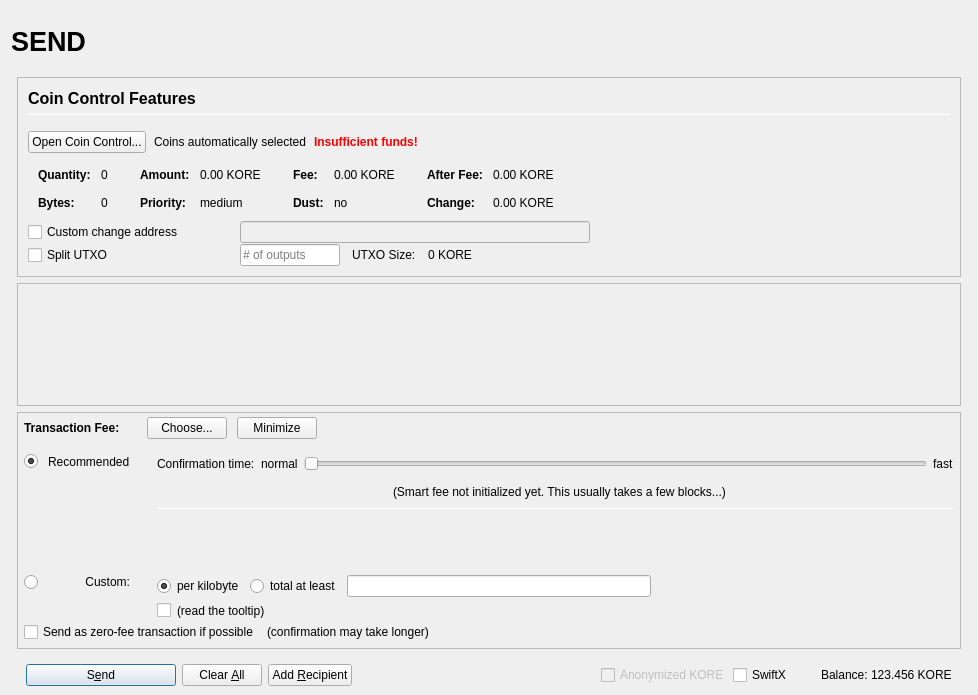
Qt form src/qt/forms/sendcoinsdialog.ui (RDevCore/kore-dev) before a commit.
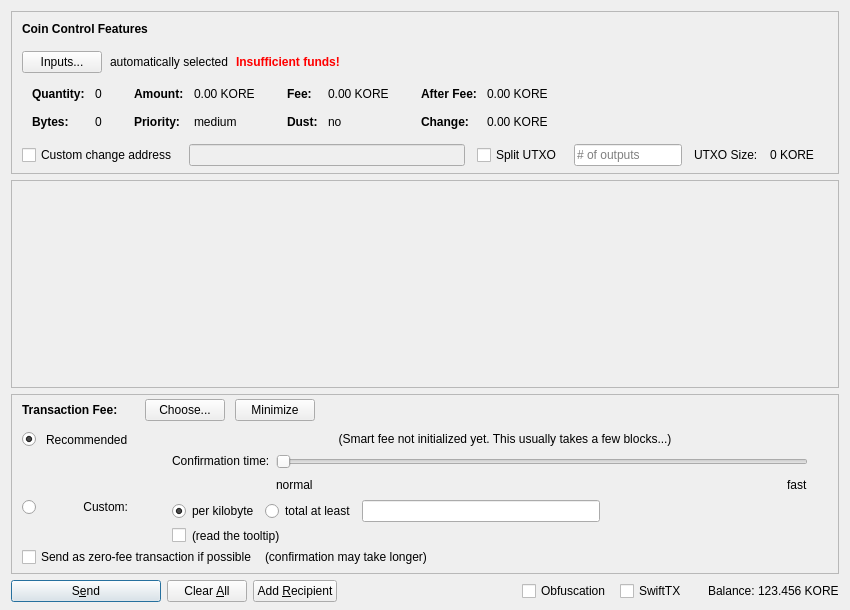
The same form after that commit. Icons and pictures are not drawn. Custom widgets are drawn as their Qt base class.

Diff of the .ui file:
```diff
--- a/src/qt/forms/sendcoinsdialog.ui
+++ b/src/qt/forms/sendcoinsdialog.ui
@@ -2,155 +2,20 @@
 <ui version="4.0">
  <class>SendCoinsDialog</class>
  <widget class="QDialog" name="SendCoinsDialog">
-  <property name="enabled">
-   <bool>true</bool>
-  </property>
   <property name="geometry">
    <rect>
     <x>0</x>
     <y>0</y>
-    <width>978</width>
-    <height>695</height>
+    <width>850</width>
+    <height>610</height>
    </rect>
   </property>
   <property name="windowTitle">
    <string>Send Coins</string>
   </property>
-  <layout class="QVBoxLayout" name="verticalLayout" stretch="0">
+  <layout class="QVBoxLayout" name="verticalLayout" stretch="0,1,0,0">
    <property name="bottomMargin">
-    <number>9</number>
-   </property>
-   <item>
-    <layout class="QVBoxLayout" name="verticalLayout_Master" stretch="0,1">
-     <property name="spacing">
-      <number>0</number>
-     </property>
-     <property name="leftMargin">
-      <number>0</number>
-     </property>
-     <property name="topMargin">
-      <number>0</number>
-     </property>
-     <property name="rightMargin">
-      <number>0</number>
-     </property>
-     <property name="bottomMargin">
-      <number>0</number>
-     </property>
-     <item>
-      <widget class="QFrame" name="frame_Header">
-       <layout class="QVBoxLayout" name="verticalLayout_Header" stretch="0">
-        <property name="leftMargin">
-         <number>0</number>
-        </property>
-        <property name="topMargin">
-         <number>0</number>
-        </property>
-        <property name="rightMargin">
-         <number>0</number>
-        </property>
-        <property name="bottomMargin">
-         <number>0</number>
-        </property>
-        <item>
-         <layout class="QHBoxLayout" name="horizontalLayout_Header" stretch="1,0,1">
-          <property name="spacing">
-           <number>6</number>
-          </property>
-          <item>
-           <widget class="QLabel" name="labelOverviewHeaderLeft">
-            <property name="minimumSize">
-             <size>
-              <width>464</width>
-              <height>60</height>
-             </size>
-            </property>
-            <property name="maximumSize">
-             <size>
-              <width>16777215</width>
-              <height>60</height>
-             </size>
-            </property>
-            <property name="font">
-             <font>
-              <pointsize>20</pointsize>
-              <weight>75</weight>
-              <bold>true</bold>
-             </font>
-            </property>
-            <property name="text">
-             <string>SEND</string>
-            </property>
-            <property name="alignment">
-             <set>Qt::AlignLeading|Qt::AlignLeft|Qt::AlignVCenter</set>
-            </property>
-           </widget>
-          </item>
-          <item>
-           <spacer name="horizontalSpacer_Header">
-            <property name="orientation">
-             <enum>Qt::Horizontal</enum>
-            </property>
-            <property name="sizeHint" stdset="0">
-             <size>
-              <width>40</width>
-              <height>20</height>
-             </size>
-            </property>
-           </spacer>
-          </item>
-          <item>
-           <widget class="QLabel" name="labelOverviewHeaderRight">
-            <property name="minimumSize">
-             <size>
-              <width>464</width>
-              <height>60</height>
-             </size>
-            </property>
-            <property name="maximumSize">
-             <size>
-              <width>16777215</width>
-              <height>60</height>
-             </size>
-            </property>
-            <property name="font">
-             <font>
-              <pointsize>14</pointsize>
-             </font>
-            </property>
-            <property name="text">
-             <string/>
-            </property>
-            <property name="alignment">
-             <set>Qt::AlignRight|Qt::AlignTrailing|Qt::AlignVCenter</set>
-            </property>
-           </widget>
-          </item>
-         </layout>
-        </item>
-       </layout>
-      </widget>
-     </item>
-     <item>
-      <widget class="QFrame" name="frame_BG">
-       <property name="minimumSize">
-        <size>
-         <width>0</width>
-         <height>0</height>
-        </size>
-       </property>
-       <layout class="QVBoxLayout" name="layout_BG" stretch="0,0,0,0">
-        <property name="leftMargin">
-         <number>6</number>
-        </property>
-        <property name="topMargin">
-         <number>6</number>
-        </property>
-        <property name="rightMargin">
-         <number>6</number>
-        </property>
-        <property name="bottomMargin">
-         <number>0</number>
+    <number>8</number>
         </property>
         <item>
          <widget class="QFrame" name="frameCoinControl">
@@ -186,13 +51,12 @@
             <number>0</number>
            </property>
            <property name="bottomMargin">
-            <number>0</number>
+       <number>6</number>
            </property>
            <item>
-            <widget class="QFrame" name="frameCoinControl_BG">
-             <layout class="QVBoxLayout" name="verticalLayoutCoinControl" stretch="0,0,0,0,0,0">
+       <layout class="QVBoxLayout" name="verticalLayoutCoinControl" stretch="0,0,0,0,1">
               <property name="spacing">
-               <number>1</number>
+         <number>0</number>
               </property>
               <property name="leftMargin">
                <number>10</number>
@@ -206,11 +70,6 @@
                  <number>15</number>
                 </property>
                 <item>
-                 <layout class="QVBoxLayout" name="verticalLayout_3">
-                  <property name="spacing">
-                   <number>6</number>
-                  </property>
-                  <item>
                    <widget class="QLabel" name="labelCoinControlFeatures">
                     <property name="sizePolicy">
                      <sizepolicy hsizetype="Preferred" vsizetype="Maximum">
@@ -218,15 +77,8 @@
                       <verstretch>0</verstretch>
                      </sizepolicy>
                     </property>
-                    <property name="minimumSize">
-                     <size>
-                      <width>0</width>
-                      <height>20</height>
-                     </size>
-                    </property>
                     <property name="font">
                      <font>
-                      <pointsize>12</pointsize>
                       <weight>75</weight>
                       <bold>true</bold>
                      </font>
@@ -239,27 +91,6 @@
                     </property>
                    </widget>
                   </item>
-                  <item>
-                   <widget class="Line" name="line">
-                    <property name="minimumSize">
-                     <size>
-                      <width>0</width>
-                      <height>1</height>
-                     </size>
-                    </property>
-                    <property name="maximumSize">
-                     <size>
-                      <width>16777215</width>
-                      <height>1</height>
-                     </size>
-                    </property>
-                    <property name="orientation">
-                     <enum>Qt::Horizontal</enum>
-                    </property>
-                   </widget>
-                  </item>
-                 </layout>
-                </item>
                </layout>
               </item>
               <item>
@@ -276,7 +107,7 @@
                    <string notr="true"/>
                   </property>
                   <property name="text">
-                   <string>Open Coin Control...</string>
+             <string>Inputs...</string>
                   </property>
                   <property name="autoDefault">
                    <bool>false</bool>
@@ -286,7 +117,7 @@
                 <item>
                  <widget class="QLabel" name="labelCoinControlAutomaticallySelected">
                   <property name="text">
-                   <string>Coins automatically selected</string>
+             <string>automatically selected</string>
                   </property>
                   <property name="margin">
                    <number>5</number>
@@ -697,7 +528,7 @@
                </widget>
               </item>
               <item>
-               <layout class="QHBoxLayout" name="horizontalLayoutCoinControl4">
+         <layout class="QHBoxLayout" name="horizontalLayoutCoinControl4" stretch="0,0,0,0,0,0,0">
                 <property name="spacing">
                  <number>12</number>
                 </property>
@@ -705,31 +536,13 @@
                  <enum>QLayout::SetDefaultConstraint</enum>
                 </property>
                 <property name="topMargin">
-                 <number>0</number>
+           <number>5</number>
                 </property>
                 <property name="rightMargin">
-                 <number>0</number>
+           <number>5</number>
                 </property>
                 <item>
                  <widget class="QCheckBox" name="checkBoxCoinControlChange">
-                  <property name="sizePolicy">
-                   <sizepolicy hsizetype="Preferred" vsizetype="Preferred">
-                    <horstretch>0</horstretch>
-                    <verstretch>0</verstretch>
-                   </sizepolicy>
-                  </property>
-                  <property name="minimumSize">
-                   <size>
-                    <width>200</width>
-                    <height>0</height>
-                   </size>
-                  </property>
-                  <property name="maximumSize">
-                   <size>
-                    <width>200</width>
-                    <height>16777215</height>
-                   </size>
-                  </property>
                   <property name="toolTip">
                    <string>If this is activated, but the change address is empty or invalid, change will be sent to a newly generated address.</string>
                   </property>
@@ -744,71 +557,15 @@
                    <bool>false</bool>
                   </property>
                   <property name="sizePolicy">
-                   <sizepolicy hsizetype="Preferred" vsizetype="Preferred">
+             <sizepolicy hsizetype="Expanding" vsizetype="Fixed">
                     <horstretch>0</horstretch>
                     <verstretch>0</verstretch>
                    </sizepolicy>
                   </property>
-                  <property name="minimumSize">
-                   <size>
-                    <width>300</width>
-                    <height>0</height>
-                   </size>
-                  </property>
-                 </widget>
-                </item>
-                <item>
-                 <widget class="QLabel" name="labelCoinControlChangeLabel">
-                  <property name="sizePolicy">
-                   <sizepolicy hsizetype="Preferred" vsizetype="Preferred">
-                    <horstretch>0</horstretch>
-                    <verstretch>0</verstretch>
-                   </sizepolicy>
-                  </property>
-                  <property name="minimumSize">
-                   <size>
-                    <width>100</width>
-                    <height>0</height>
-                   </size>
-                  </property>
-                  <property name="text">
-                   <string/>
-                  </property>
-                  <property name="margin">
-                   <number>3</number>
-                  </property>
-                 </widget>
-                </item>
-               </layout>
-              </item>
-              <item>
-               <layout class="QHBoxLayout" name="horizontalLayoutCoinControl6">
-                <property name="spacing">
-                 <number>12</number>
-                </property>
-                <property name="rightMargin">
-                 <number>0</number>
-                </property>
+           </widget>
+          </item>
                 <item>
                  <widget class="QCheckBox" name="splitBlockCheckBox">
-                  <property name="sizePolicy">
-                   <sizepolicy hsizetype="Preferred" vsizetype="Preferred">
-                    <horstretch>0</horstretch>
-                    <verstretch>0</verstretch>
-                   </sizepolicy>
-                  </property>
-                  <property name="minimumSize">
-                   <size>
-                    <width>200</width>
-                    <height>0</height>
-                   </size>
-                  </property>
-                  <property name="maximumSize">
-                   <size>
-                    <width>200</width>
-                    <height>16777215</height>
-                   </size>
-                  </property>
                   <property name="text">
                    <string>Split UTXO</string>
                   </property>
@@ -817,23 +574,11 @@
                 <item>
                  <widget class="QLineEdit" name="splitBlockLineEdit">
                   <property name="sizePolicy">
-                   <sizepolicy hsizetype="Preferred" vsizetype="Preferred">
+             <sizepolicy hsizetype="Fixed" vsizetype="Fixed">
                     <horstretch>50</horstretch>
                     <verstretch>0</verstretch>
                    </sizepolicy>
                   </property>
-                  <property name="minimumSize">
-                   <size>
-                    <width>100</width>
-                    <height>0</height>
-                   </size>
-                  </property>
-                  <property name="maximumSize">
-                   <size>
-                    <width>100</width>
-                    <height>16777215</height>
-                   </size>
-                  </property>
                   <property name="placeholderText">
                    <string># of outputs</string>
                   </property>
@@ -854,17 +599,26 @@
                  </widget>
                 </item>
                 <item>
-                 <spacer name="horizontalSpacer_7">
-                  <property name="orientation">
-                   <enum>Qt::Horizontal</enum>
-                  </property>
-                  <property name="sizeHint" stdset="0">
+           <widget class="QLabel" name="labelCoinControlChangeLabel">
+            <property name="sizePolicy">
+             <sizepolicy hsizetype="Preferred" vsizetype="Expanding">
+              <horstretch>0</horstretch>
+              <verstretch>0</verstretch>
+             </sizepolicy>
+            </property>
+            <property name="minimumSize">
                    <size>
-                    <width>40</width>
-                    <height>20</height>
-                   </size>
-                  </property>
-                 </spacer>
+              <width>0</width>
+              <height>0</height>
+             </size>
+            </property>
+            <property name="text">
+             <string/>
+            </property>
+            <property name="margin">
+             <number>3</number>
+            </property>
+           </widget>
                 </item>
                </layout>
               </item>
@@ -882,7 +636,6 @@
                </spacer>
               </item>
              </layout>
-            </widget>
            </item>
           </layout>
          </widget>
@@ -897,8 +650,8 @@
             <rect>
              <x>0</x>
              <y>0</y>
-             <width>944</width>
-             <height>68</height>
+        <width>830</width>
+        <height>95</height>
             </rect>
            </property>
            <layout class="QVBoxLayout" name="verticalLayout_2" stretch="0,1">
@@ -980,14 +733,11 @@
               <number>0</number>
              </property>
              <property name="leftMargin">
-              <number>6</number>
+         <number>10</number>
              </property>
              <property name="topMargin">
               <number>0</number>
              </property>
-             <property name="rightMargin">
-              <number>6</number>
-             </property>
              <item>
               <layout class="QHBoxLayout" name="horizontalLayoutFee1">
                <property name="bottomMargin">
@@ -1129,61 +879,7 @@
                   <property name="verticalSpacing">
                    <number>4</number>
                   </property>
-                  <item row="2" column="0">
-                   <layout class="QVBoxLayout" name="verticalLayoutFee4" stretch="0">
-                    <item>
-                     <spacer name="verticalSpacer_2">
-                      <property name="orientation">
-                       <enum>Qt::Vertical</enum>
-                      </property>
-                      <property name="sizeHint" stdset="0">
-                       <size>
-                        <width>1</width>
-                        <height>1</height>
-                       </size>
-                      </property>
-                     </spacer>
-                    </item>
-                   </layout>
-                  </item>
-                  <item row="3" column="0">
-                   <layout class="QVBoxLayout" name="verticalLayoutFee9" stretch="0,1">
-                    <item>
-                     <widget class="QRadioButton" name="radioCustomFee">
-                      <property name="text">
-                       <string/>
-                      </property>
-                      <attribute name="buttonGroup">
-                       <string notr="true">groupFee</string>
-                      </attribute>
-                     </widget>
-                    </item>
-                    <item>
-                     <spacer name="verticalSpacer_6">
-                      <property name="orientation">
-                       <enum>Qt::Vertical</enum>
-                      </property>
-                      <property name="sizeHint" stdset="0">
-                       <size>
-                        <width>1</width>
-                        <height>1</height>
-                       </size>
-                      </property>
-                     </spacer>
-                    </item>
-                   </layout>
-                  </item>
-                  <item row="3" column="1">
-                   <widget class="QLabel" name="labelCustomFee">
-                    <property name="text">
-                     <string>Custom:</string>
-                    </property>
-                    <property name="alignment">
-                     <set>Qt::AlignRight|Qt::AlignTop|Qt::AlignTrailing</set>
-                    </property>
-                   </widget>
-                  </item>
-                  <item row="3" column="4">
+             <item row="2" column="4">
                    <layout class="QVBoxLayout" name="verticalLayoutFee8">
                     <property name="spacing">
                      <number>6</number>
@@ -1282,27 +978,80 @@
                     </item>
                    </layout>
                   </item>
-                  <item row="1" column="1">
-                   <widget class="QLabel" name="labelSmartFee_2">
+             <item row="1" column="0">
+              <layout class="QVBoxLayout" name="verticalLayoutFee4" stretch="1">
+               <item>
+                <spacer name="verticalSpacer_2">
+                 <property name="orientation">
+                  <enum>Qt::Vertical</enum>
+                 </property>
+                 <property name="sizeHint" stdset="0">
+                  <size>
+                   <width>1</width>
+                   <height>1</height>
+                  </size>
+                 </property>
+                </spacer>
+               </item>
+              </layout>
+             </item>
+             <item row="2" column="0">
+              <layout class="QVBoxLayout" name="verticalLayoutFee9" stretch="0,1">
+               <item>
+                <widget class="QRadioButton" name="radioCustomFee">
                     <property name="text">
-                     <string>Recommended</string>
-                    </property>
-                   </widget>
-                  </item>
-                  <item row="0" column="4" rowspan="3">
-                   <layout class="QVBoxLayout" name="verticalLayoutFee3" stretch="0,0,0,0,1,0">
+                  <string/>
+                 </property>
+                 <attribute name="buttonGroup">
+                  <string notr="true">groupFee</string>
+                 </attribute>
+                </widget>
+               </item>
+               <item>
+                <spacer name="verticalSpacer_6">
+                 <property name="orientation">
+                  <enum>Qt::Vertical</enum>
+                 </property>
+                 <property name="sizeHint" stdset="0">
+                  <size>
+                   <width>1</width>
+                   <height>1</height>
+                  </size>
+                 </property>
+                </spacer>
+               </item>
+              </layout>
+             </item>
+             <item row="1" column="4">
+              <layout class="QVBoxLayout" name="verticalLayoutFee3" stretch="0,0,1">
                     <property name="spacing">
                      <number>6</number>
                     </property>
                     <property name="topMargin">
                      <number>2</number>
                     </property>
-                    <property name="bottomMargin">
-                     <number>20</number>
-                    </property>
+               <item>
+                <layout class="QHBoxLayout" name="horizontalLayoutFee12">
+                 <item>
+                  <spacer name="horizontalSpacer_5">
+                   <property name="orientation">
+                    <enum>Qt::Horizontal</enum>
+                   </property>
+                   <property name="sizeHint" stdset="0">
+                    <size>
+                     <width>1</width>
+                     <height>1</height>
+                    </size>
+                   </property>
+                  </spacer>
+                 </item>
+                </layout>
+               </item>
                     <item>
                      <layout class="QHBoxLayout" name="horizontalLayoutFee9">
                       <item>
+                  <layout class="QVBoxLayout" name="verticalLayoutFee6">
+                   <item>
                        <widget class="QLabel" name="labelSmartFee3">
                         <property name="text">
                          <string>Confirmation time:</string>
@@ -1313,23 +1062,27 @@
                        </widget>
                       </item>
                       <item>
-                       <widget class="QLabel" name="labelSmartFeeNormal">
-                        <property name="text">
-                         <string>normal</string>
-                        </property>
-                        <property name="margin">
-                         <number>2</number>
-                        </property>
-                       </widget>
-                      </item>
+                    <spacer name="verticalSpacer_3">
+                     <property name="orientation">
+                      <enum>Qt::Vertical</enum>
+                     </property>
+                     <property name="sizeHint" stdset="0">
+                      <size>
+                       <width>1</width>
+                       <height>1</height>
+                      </size>
+                     </property>
+                    </spacer>
+                   </item>
+                  </layout>
+                 </item>
+                 <item>
+                  <layout class="QVBoxLayout" name="verticalLayoutFee5">
+                   <property name="rightMargin">
+                    <number>30</number>
+                   </property>
                       <item>
                        <widget class="QSlider" name="sliderSmartFee">
-                        <property name="minimumSize">
-                         <size>
-                          <width>0</width>
-                          <height>24</height>
-                         </size>
-                        </property>
                         <property name="minimum">
                          <number>0</number>
                         </property>
@@ -1357,6 +1110,28 @@
                        </widget>
                       </item>
                       <item>
+                    <layout class="QHBoxLayout" name="horizontalLayoutFee10">
+                     <item>
+                      <widget class="QLabel" name="labelSmartFeeNormal">
+                       <property name="text">
+                        <string>normal</string>
+                       </property>
+                      </widget>
+                     </item>
+                     <item>
+                      <spacer name="horizontalSpacer_3">
+                       <property name="orientation">
+                        <enum>Qt::Horizontal</enum>
+                       </property>
+                       <property name="sizeHint" stdset="0">
+                        <size>
+                         <width>40</width>
+                         <height>20</height>
+                        </size>
+                       </property>
+                      </spacer>
+                     </item>
+                     <item>
                        <widget class="QLabel" name="labelSmartFeeFast">
                         <property name="text">
                          <string>fast</string>
@@ -1365,148 +1140,81 @@
                       </item>
                      </layout>
                     </item>
+                  </layout>
+                 </item>
+                </layout>
+               </item>
                     <item>
-                     <layout class="QHBoxLayout" name="horizontalLayout_recommended_texts">
-                      <property name="spacing">
-                       <number>0</number>
-                      </property>
-                      <item>
-                       <spacer name="horizontalSpacer_8">
+                <spacer name="verticalSpacer_4">
                         <property name="orientation">
-                         <enum>Qt::Horizontal</enum>
+                  <enum>Qt::Vertical</enum>
                         </property>
                         <property name="sizeHint" stdset="0">
                          <size>
-                          <width>40</width>
-                          <height>20</height>
+                   <width>1</width>
+                   <height>1</height>
                          </size>
                         </property>
                        </spacer>
                       </item>
-                      <item>
+              </layout>
+             </item>
+             <item row="0" column="1">
+              <widget class="QLabel" name="labelSmartFee_2">
+               <property name="text">
+                <string>Recommended</string>
+               </property>
+              </widget>
+             </item>
+             <item row="0" column="0">
+              <widget class="QRadioButton" name="radioSmartFee">
+               <property name="text">
+                <string/>
+               </property>
+               <property name="checked">
+                <bool>true</bool>
+               </property>
+               <attribute name="buttonGroup">
+                <string notr="true">groupFee</string>
+               </attribute>
+              </widget>
+             </item>
+             <item row="2" column="1">
+              <widget class="QLabel" name="labelCustomFee">
+               <property name="text">
+                <string>Custom:</string>
+               </property>
+               <property name="alignment">
+                <set>Qt::AlignRight|Qt::AlignTop|Qt::AlignTrailing</set>
+               </property>
+              </widget>
+             </item>
+             <item row="0" column="2">
+              <widget class="QLabel" name="labelSmartFee">
+               <property name="text">
+                <string/>
+               </property>
+               <property name="margin">
+                <number>2</number>
+               </property>
+              </widget>
+             </item>
+             <item row="0" column="3">
                        <widget class="QLabel" name="labelFeeEstimation">
                         <property name="text">
                          <string/>
                         </property>
-                        <property name="margin">
-                         <number>2</number>
-                        </property>
-                       </widget>
-                      </item>
-                      <item>
+              </widget>
+             </item>
+             <item row="0" column="4">
                        <widget class="QLabel" name="labelSmartFee2">
                         <property name="text">
                          <string>(Smart fee not initialized yet. This usually takes a few blocks...)</string>
                         </property>
                         <property name="alignment">
-                         <set>Qt::AlignLeading|Qt::AlignLeft|Qt::AlignVCenter</set>
+                <set>Qt::AlignHCenter</set>
                         </property>
                         <property name="wordWrap">
-                         <bool>false</bool>
-                        </property>
-                        <property name="margin">
-                         <number>2</number>
-                        </property>
-                        <property name="indent">
-                         <number>-1</number>
-                        </property>
-                       </widget>
-                      </item>
-                      <item>
-                       <spacer name="horizontalSpacer_3">
-                        <property name="orientation">
-                         <enum>Qt::Horizontal</enum>
-                        </property>
-                        <property name="sizeHint" stdset="0">
-                         <size>
-                          <width>40</width>
-                          <height>20</height>
-                         </size>
-                        </property>
-                       </spacer>
-                      </item>
-                     </layout>
-                    </item>
-                    <item>
-                     <widget class="Line" name="line_2">
-                      <property name="minimumSize">
-                       <size>
-                        <width>0</width>
-                        <height>1</height>
-                       </size>
-                      </property>
-                      <property name="maximumSize">
-                       <size>
-                        <width>16777215</width>
-                        <height>1</height>
-                       </size>
-                      </property>
-                      <property name="orientation">
-                       <enum>Qt::Horizontal</enum>
-                      </property>
-                     </widget>
-                    </item>
-                    <item>
-                     <layout class="QHBoxLayout" name="horizontalLayoutFee12">
-                      <item>
-                       <spacer name="horizontalSpacer_5">
-                        <property name="orientation">
-                         <enum>Qt::Horizontal</enum>
-                        </property>
-                        <property name="sizeHint" stdset="0">
-                         <size>
-                          <width>1</width>
-                          <height>1</height>
-                         </size>
-                        </property>
-                       </spacer>
-                      </item>
-                     </layout>
-                    </item>
-                    <item>
-                     <spacer name="verticalSpacer_4">
-                      <property name="orientation">
-                       <enum>Qt::Vertical</enum>
-                      </property>
-                      <property name="sizeHint" stdset="0">
-                       <size>
-                        <width>1</width>
-                        <height>1</height>
-                       </size>
-                      </property>
-                     </spacer>
-                    </item>
-                    <item>
-                     <spacer name="verticalSpacer_3">
-                      <property name="orientation">
-                       <enum>Qt::Vertical</enum>
-                      </property>
-                      <property name="sizeHint" stdset="0">
-                       <size>
-                        <width>20</width>
-                        <height>40</height>
-                       </size>
-                      </property>
-                     </spacer>
-                    </item>
-                   </layout>
-                  </item>
-                  <item row="1" column="2">
-                   <widget class="QLabel" name="labelSmartFee">
-                    <property name="text">
-                     <string/>
-                    </property>
-                    <property name="margin">
-                     <number>2</number>
-                    </property>
-                   </widget>
-                  </item>
-                  <item row="1" column="0">
-                   <widget class="QRadioButton" name="radioSmartFee">
-                    <property name="text">
-                     <string/>
-                    </property>
-                    <property name="checked">
                      <bool>true</bool>
                     </property>
                     <attribute name="buttonGroup">
@@ -1591,11 +1299,7 @@
          </widget>
         </item>
         <item>
-         <widget class="QFrame" name="frame_Send">
           <layout class="QHBoxLayout" name="horizontalLayout">
-           <property name="bottomMargin">
-            <number>0</number>
-           </property>
            <item>
             <widget class="QPushButton" name="sendButton">
              <property name="minimumSize">
@@ -1681,12 +1385,18 @@
               <number>3</number>
              </property>
              <item>
-              <widget class="QCheckBox" name="checkzKORE">
-               <property name="enabled">
-                <bool>false</bool>
+        <widget class="QCheckBox" name="checkUseObfuscation">
+         <property name="minimumSize">
+          <size>
+           <width>95</width>
+           <height>0</height>
+          </size>
                </property>
                <property name="text">
-                <string>Anonymized KORE</string>
+          <string>Obfuscation</string>
+         </property>
+         <property name="checked">
+          <bool>false</bool>
                </property>
               </widget>
              </item>
@@ -1702,7 +1412,7 @@
                 </size>
                </property>
                <property name="text">
-                <string>SwiftX</string>
+          <string>SwiftTX</string>
                </property>
               </widget>
              </item>
@@ -1735,12 +1445,6 @@
             </layout>
            </item>
           </layout>
-         </widget>
-        </item>
-       </layout>
-      </widget>
-     </item>
-    </layout>
    </item>
   </layout>
  </widget>
```
Left out of the diff: 8 changed lines with no effect on the pictures. Lines whose indentation alone changed are shown as unchanged.
